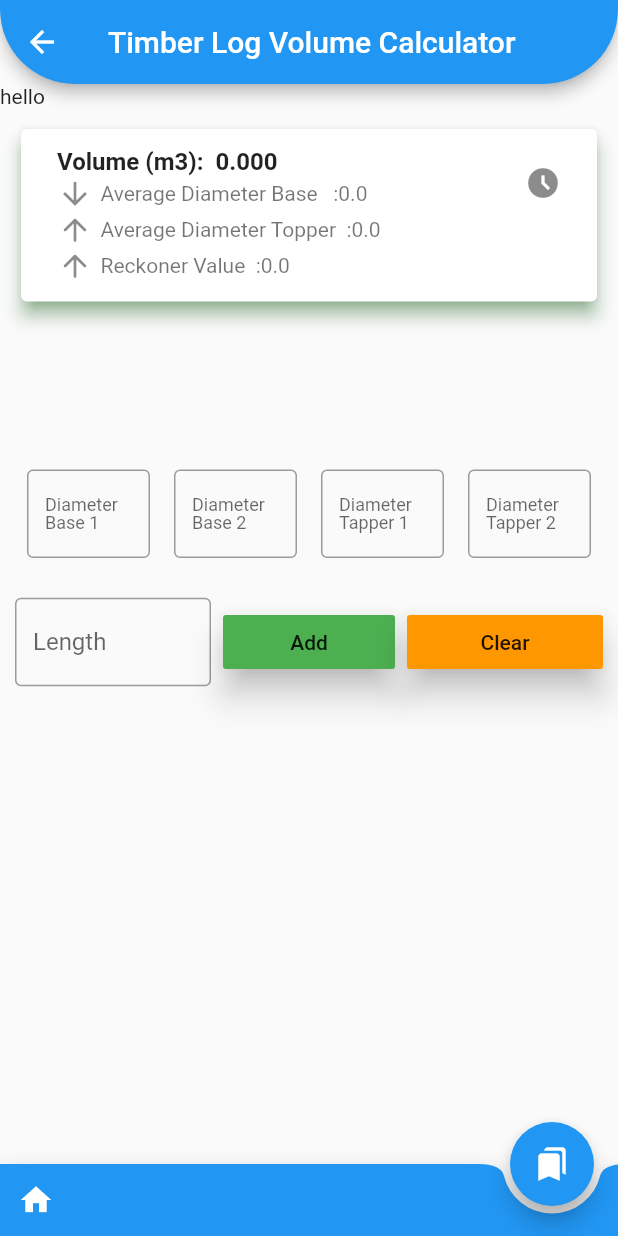
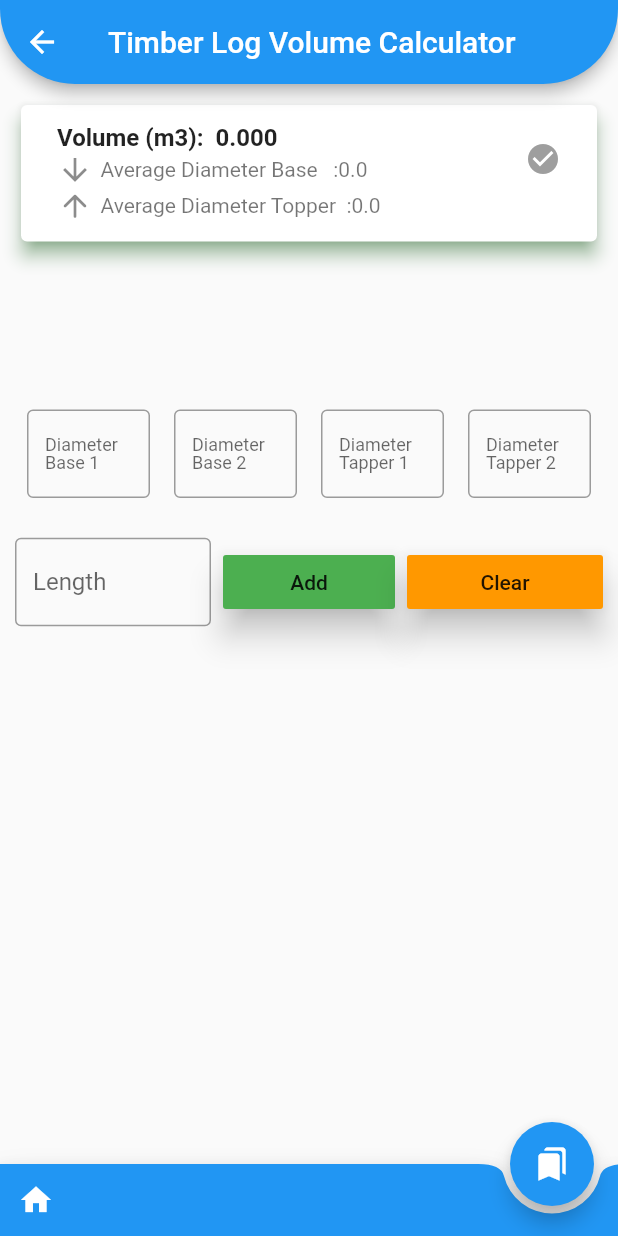
Before and after one commit to s-muel/woodCalculator_v1, a Flutter app: the LogVolume screen opened directly, after a tap on "Add", on a phone screen of 412 x 824 dp. Run offline on Flutter 3.47's test engine with Material 2 defaults, Android fonts, the phone set to English and light mode, and no system bars; our stand-ins replace csv.

Commit message:
fixed reckoner error

```diff
--- a/lib/log_volume.dart
+++ b/lib/log_volume.dart
@@ -26,33 +26,14 @@ class _LogVolumeState extends State<LogVolume> {
   //adding the reckoner
   List<List<dynamic>> table = [];
 
-  // Future <void> _loadCSV() async {
-  //   final _rawData = await rootBundle.loadString("assets/documents/file.csv");
-  //   List<List<dynamic>> _listData =
-  //       const CsvToListConverter().convert(_rawData);
-  //   table = _listData;
-  //   // print(table);
-
-  //   setState(() {
-  //     table = _listData;
-  //   });
-
-  // }
   Future<List> _loadCSV() async {
     final _rawData = await rootBundle.loadString("assets/documents/file2.csv");
     List<List<dynamic>> _listData =
         const CsvToListConverter().convert(_rawData);
     table = _listData;
     return table;
-    // print(table);
   }
 
-//
-// List<int> getNumbers(int num1, int num2, int num3) {
-//   int sum = num1 + num2 + num3;
-//   int product = num1 * num2 * num3;
-//   return [sum, product];
-// }
   List<double> avergeDiameters(
     DB1,
     DB2,
@@ -70,16 +51,15 @@ class _LogVolumeState extends State<LogVolume> {
     return volume;
   }
 
-  // double calculateLogVolume(double DT1, double DT2, double l) {
-  //   double v = (0.785 * pow(DT1 + DT2, 2) * l) / 10000;
-  //   return v;
-  // }
-
-  // double calculateLogVolume(
-  //     double DB1, double DB2, double DT1, double DT2, double l) {
-  //   double v = (0.785 * pow(DB1 + DB2 + DT1 + DT2, 2) * l) / 10000;
-  //   return v;
-  // }
+  // adding color to icon
+  bool setColor = false;
+  Color _getIconColor(bool result) {
+    if (result) {
+      return Colors.green; // assign green color if result is true
+    } else {
+      return Colors.grey; // assign red color if result is false
+    }
+  }
 
   @override
   Widget build(BuildContext context) {
@@ -98,7 +78,6 @@ class _LogVolumeState extends State<LogVolume> {
       ),
       body: ListView(
         children: [
-          Text('hello'),
           Form(
             key: _formKey,
             child: Padding(
@@ -120,7 +99,8 @@ class _LogVolumeState extends State<LogVolume> {
                           // ),
                         ),
 
-                        trailing: Icon(Icons.access_time_filled),
+                        trailing: Icon(Icons.check_circle,
+                            color: _getIconColor(setColor)),
                         // subtitle: Text('Average Diameter Base  :$avDiameter1'),
 
                         subtitle: Column(
@@ -145,30 +125,22 @@ class _LogVolumeState extends State<LogVolume> {
                                     'Average Diameter Topper  :$averageDiameterTop'),
                               ],
                             ),
-                            Row(
+                            Visibility(
+                              visible: setColor,
+                              child: Row(
                                 children: [
-                                const Icon(Icons.arrow_upward_rounded),
+                                  const Icon(Icons.my_library_books),
                                   const SizedBox(
                                     width: 5,
                                   ),
                                   Text('Reckoner Value  :$reckonerValue'),
                                 ],
+                              ),
                             )
                           ],
                         ),
                       ),
                     ),
-                    // child: Column(
-                    //   children: [
-                    //     Padding(
-                    //       padding: const EdgeInsets.all(40.0),
-                    //       child: Text(
-                    //         'Result: $_result',
-                    //         style: const TextStyle(fontSize: 20),
-                    //       ),
-                    //     ),
-                    //   ],
-                    // ),
                   ),
                   const SizedBox(
                     height: 100.0,
@@ -251,7 +223,12 @@ class _LogVolumeState extends State<LogVolume> {
                   Row(
                     children: [
                       Expanded(
-                        child: TextField(
+                        child: TextFormField(
+                          validator: (value) {
+                            if (value!.isEmpty) {
+                              return "please";
+                            }
+                          },
                           controller: Lenght,
                           keyboardType: TextInputType.number,
                           decoration: const InputDecoration(
@@ -285,26 +262,69 @@ class _LogVolumeState extends State<LogVolume> {
                               //generating reckoner
                               int reckDBase = averageDiameterBase.toInt();
                               int reckDTop = averageDiameterTop.toInt();
-                              reckonerValue = tableData[reckDBase][reckDTop];
+                              if (reckDTop < reckDBase ||
+                                  reckDTop == reckDBase) {
+                                List checker = [];
+                                checker.add(tableData[reckDBase][reckDTop]);
+                                //reckonerValue = tableData[reckDBase][reckDTop];
+                                if (checker[0] is! num || checker[0].isNaN) {
+                                  showDialog(
+                                    context: context,
+                                    builder: (BuildContext context) {
+                                      return AlertDialog(
+                                        title: const Text(
+                                          'Reckoner Error',
+                                          style: TextStyle(color: Colors.red),
+                                        ),
+                                        content:
+                                            const Text('Kindly contact Admin'),
+                                        actions: [
+                                          TextButton(
+                                            onPressed: () {
+                                              Navigator.of(context).pop();
+                                            },
+                                            child: const Text('Ok'),
+                                          ),
+                                        ],
+                                      );
+                                    },
+                                  );
+                                } else {
                                   setState(() {
-                                volume = calculateLogVolume(Len, reckonerValue);
-                                print(reckDBase.runtimeType);
+                                    reckonerValue = checker[0];
+                                    volume =
+                                        calculateLogVolume(Len, reckonerValue);
+                                    setColor = true;
+                                  });
+                                }
 
-                                print(
-                                    'reckbase = $reckDBase recktop = $reckDTop');
-                                print('this is reck value;  + $reckonerValue');
-                                print(reckonerValue.runtimeType);
+                                //double reckcheck = tableData[20][20];
+                                // print(reckcheck.runtimeType);
 
-                                //  reckonerValue = tableData[19][20];
-
-                                // print(tableData[12][11]);
-                                // print('this is  print ${table[19][70]}');
-
-                                //  reckonerValue = table[avDiameter1.toInt()][avDiameter2.toInt()];
-
-                                // _result = int.parse(DBASE1.text) +
-                                //     int.parse(DBASE2.text);
-                              });
+                              } else {
+                                showDialog(
+                                  context: context,
+                                  builder: (BuildContext context) {
+                                    return AlertDialog(
+                                      title: const Text(
+                                        'Error',
+                                        style: TextStyle(color: Colors.red),
+                                      ),
+                                      content: const Text(
+                                          'Diameter Topper can not be greater than Diameter Base'),
+                                      actions: [
+                                        TextButton(
+                                          onPressed: () {
+                                            Navigator.of(context).pop();
+                                          },
+                                          child: const Text('Try Again'),
+                                        ),
+                                      ],
+                                    );
+                                  },
+                                );
+                              }
+                              ;
                             },
                           ),
                         ),
@@ -324,6 +344,8 @@ class _LogVolumeState extends State<LogVolume> {
                             volume = 0;
                             averageDiameterBase = 0;
                             averageDiameterTop = 0;
+                            reckonerValue = 0;
+                            setColor = false;
                           });
                         },
                         child: Text("Clear"),
@@ -354,7 +376,7 @@ class _LogVolumeState extends State<LogVolume> {
       bottomNavigationBar: BottomAppBar(
         //bottom navigation bar on scaffold
         color: Colors.blue,
-        shape: CircularNotchedRectangle(), //shape of notch
+        shape: const CircularNotchedRectangle(), //shape of notch
         notchMargin:
             5, //notche margin between floating button and bottom appbar
         child: Row(
```
Lines whose indentation alone changed are shown as unchanged.
